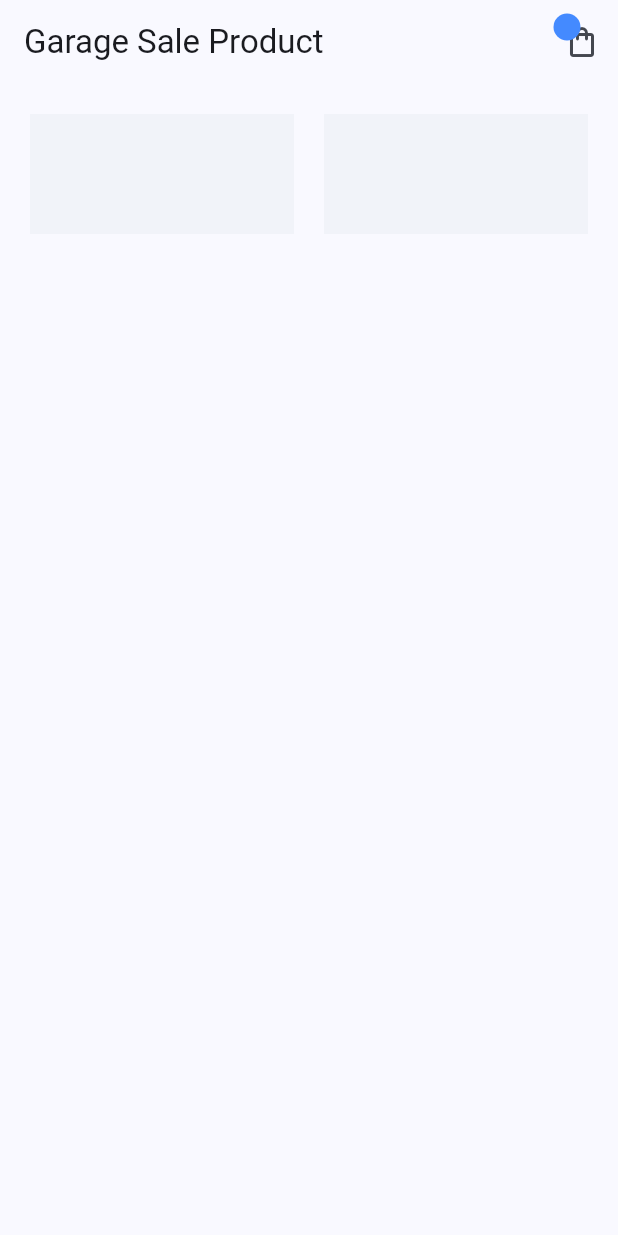
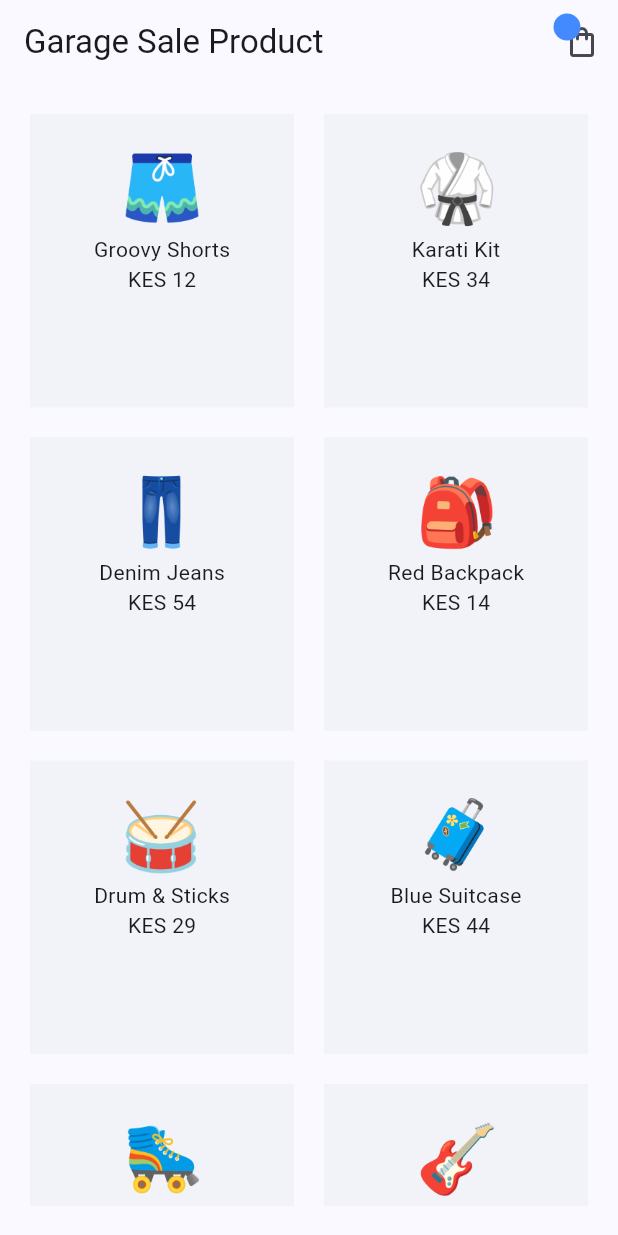
Before and after one commit to kahoragachau/flutter_commerce, a Flutter app: the screen it shows after launch, on a phone screen of 412 x 824 dp. Run offline on Flutter 3.47's test engine with Material 3 defaults, Android fonts, the phone set to English and light mode, and no system bars; our stand-ins replace flutter_riverpod.

Commit message:
fix: Use correct gridDelegate attribute to fix the loading of items on the home screen

```diff
--- a/lib/screens/home/home_screen.dart
+++ b/lib/screens/home/home_screen.dart
@@ -23,7 +23,7 @@ class HomeScreen extends ConsumerWidget {
           itemCount: allProducts.length,
           gridDelegate: const SliverGridDelegateWithFixedCrossAxisCount(
             crossAxisCount: 2,
-            mainAxisExtent: 20,
+            mainAxisSpacing: 20,
             crossAxisSpacing: 20,
             childAspectRatio: 0.9,
           ),
@@ -35,7 +35,7 @@ class HomeScreen extends ConsumerWidget {
                 children: [
                   Image.asset(allProducts[index].image, width: 60, height: 60,),
                   Text(allProducts[index].title),
-                  Text("${allProducts[index].price}"),
+                  Text("KES ${allProducts[index].price}"),
                 ],
               ),
             );
```
